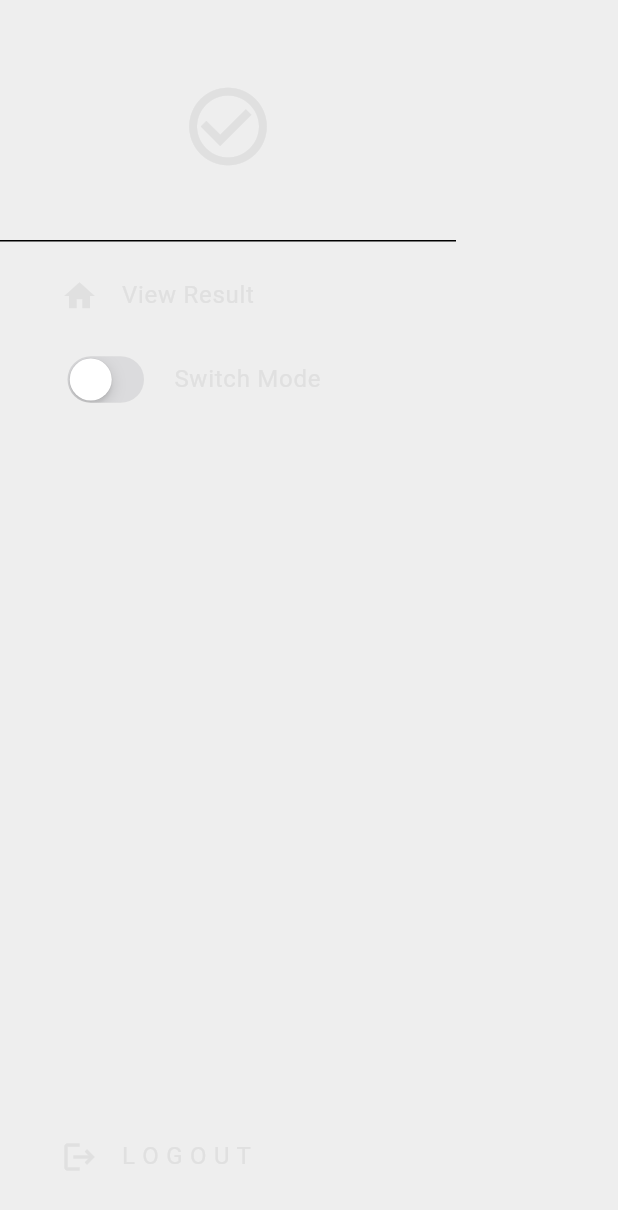
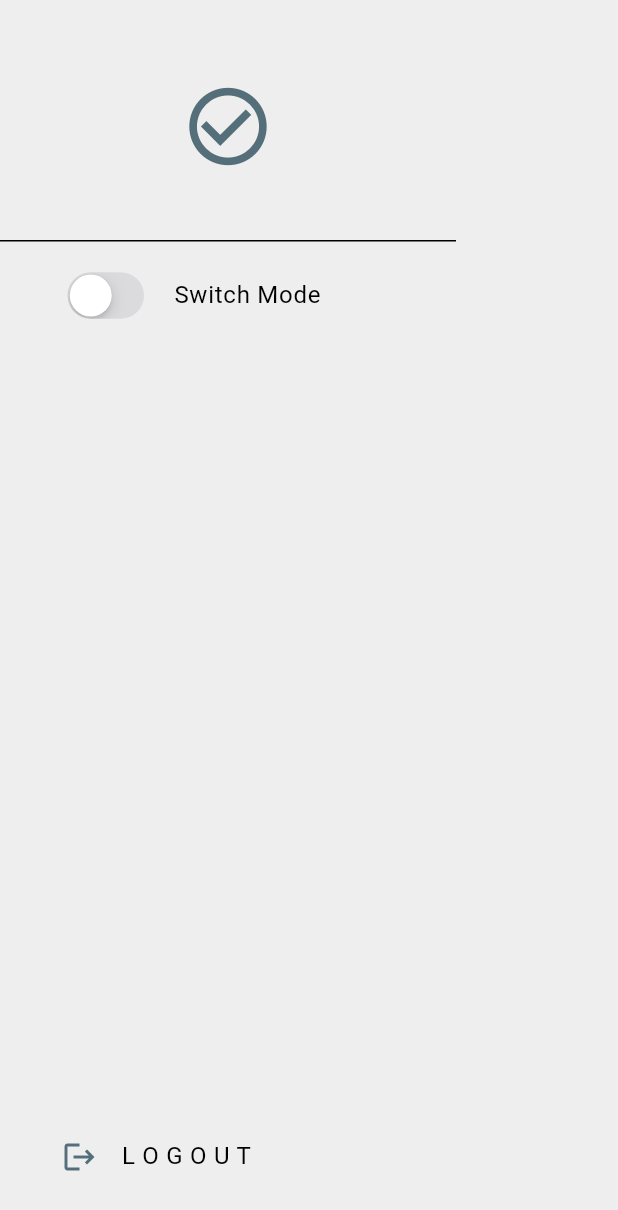
Before and after one commit to Atinuke-Manuels/Easy_Vote, a Flutter app: the MyDrawer widget shown alone on an empty page, opened directly, on a phone screen of 412 x 824 dp. Shown: the top 1210 px of the screen. Run offline on Flutter 3.47's test engine with Material 3 defaults, Android fonts, the phone set to English and light mode, and no system bars; our stand-ins replace cloud_firestore, firebase_auth, firebase_core, fl_chart; accounts and stored records are empty.

Commit message:
feat: Modify app theme.

```diff
--- a/lib/widgets/my_drawer.dart
+++ b/lib/widgets/my_drawer.dart
@@ -1,3 +1,4 @@
+import 'package:easy_vote/constants/app_text_styles.dart';
 import 'package:easy_vote/services/firebase_service.dart';
 import 'package:flutter/cupertino.dart';
 import 'package:flutter/material.dart';
@@ -22,41 +23,37 @@ class MyDrawer extends StatelessWidget {
                   child: Center(
                 child: Icon(
                   Icons.check_circle_outline,
-                  color: Theme.of(context).colorScheme.tertiary,
+                  color: Theme.of(context).colorScheme.primary,
                   size: 62,
                 ),
               )),
 
               // home list tile
-              Padding(
-                padding: const EdgeInsets.only(left: 25),
-                child: ListTile(
-                  title: Text(
-                    "View Result",
-                    style: TextStyle(
-                      color: Theme.of(context).colorScheme.tertiary,
-                    ),
-                  ),
-                  leading: Icon(
-                    Icons.home,
-                    color: Theme.of(context).colorScheme.tertiary,
-                  ),
-
-                  // to close the drawer
-                  onTap: () {
-                    Navigator.pushNamed(context, '/results');
-                  },
-                ),
-              ),
+              // Padding(
+              //   padding: const EdgeInsets.only(left: 25),
+              //   child: ListTile(
+              //     title: Text(
+              //       "View Result",
+              //       style: AppTextStyles.bodyTextStyle(context)
+              //     ),
+              //     leading: Icon(
+              //       Icons.home,
+              //       color: Theme.of(context).colorScheme.primary,
+              //     ),
+              //
+              //     // to close the drawer
+              //     onTap: () {
+              //       Navigator.pushNamed(context, '/election');
+              //     },
+              //   ),
+              // ),
 
               Padding(
                 padding: const EdgeInsets.only(left: 25),
                 child: ListTile(
                   title: Text(
                     "Switch Mode",
-                    style: TextStyle(
-                      color: Theme.of(context).colorScheme.tertiary,
-                    ),
+                    style:  AppTextStyles.bodyTextStyle(context)
                   ),
                   leading: CupertinoSwitch(
                       value: Provider.of<ThemeProvider>(context, listen: false)
@@ -81,13 +78,11 @@ class MyDrawer extends StatelessWidget {
             child: ListTile(
               title: Text(
                 "L O G O U T",
-                style: TextStyle(
-                  color: Theme.of(context).colorScheme.tertiary,
-                ),
+                style: AppTextStyles.bodyTextStyle(context)
               ),
               leading: Icon(
                 Icons.logout,
-                color: Theme.of(context).colorScheme.tertiary,
+                color: Theme.of(context).colorScheme.primary,
               ),
 
               // to log out
```
